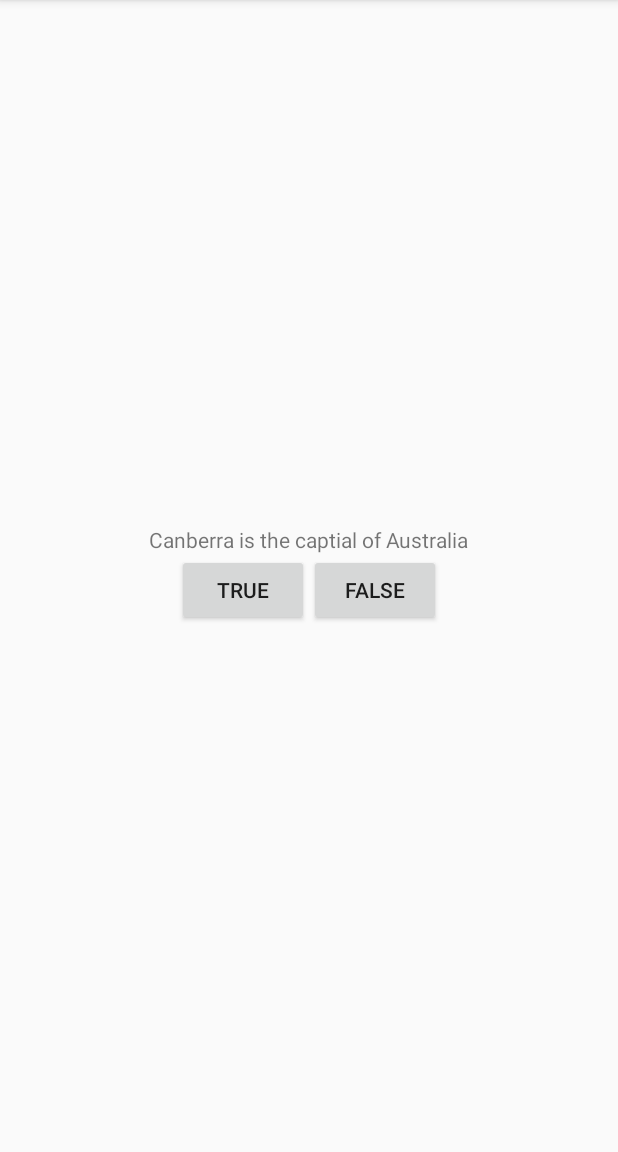
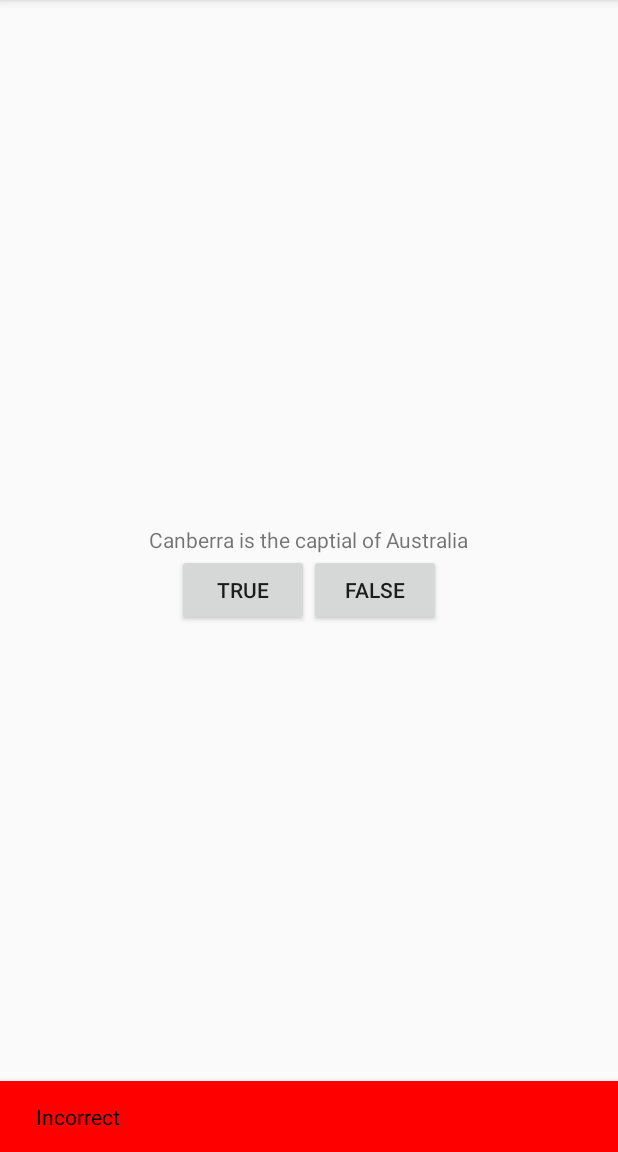
Before and after one commit to eparham207/TrafficLight, an Android app: the screen it shows after launch (MainActivity), after a tap on "FALSE", on a phone screen of 412 x 824 dp, the part 84-1236 px from its top. Run offline under Robolectric (Android 15) with nearby library versions, the phone set to English and light mode, and no system bars; 1 other tap on this screen came first.

Commit message:
GeoQuiz final w/Toast & SnackBar

```diff
--- a/ITC 362/Week 2/GeoQuiz/app/src/main/java/com/parham/msu/geoquiz/MainActivity.kt
+++ b/ITC 362/Week 2/GeoQuiz/app/src/main/java/com/parham/msu/geoquiz/MainActivity.kt
@@ -1,5 +1,6 @@
 package com.parham.msu.geoquiz
 
+import android.graphics.Color
 import androidx.appcompat.app.AppCompatActivity
 import android.os.Bundle
 import android.view.View
@@ -18,7 +19,7 @@ class MainActivity : AppCompatActivity() {
        trueButton = findViewById(R.id.true_button)
             falseButton = findViewById(R.id.False_button)
 
-        trueButton.setOnClickListener{view: View ->
+            /*trueButton.setOnClickListener{view: View ->
                 Toast.makeText(
                     this,
                     R.string.true_button,
@@ -33,6 +34,25 @@ class MainActivity : AppCompatActivity() {
                 Toast.LENGTH_SHORT)
                 .show()
 
+        }*/
+
+        trueButton.setOnClickListener{
+            val snackBar = Snackbar.make(
+                it,
+                "Correct",
+                Snackbar.LENGTH_LONG
+            )
+            snackBar.show()
+        }
+        falseButton.setOnClickListener{
+            val snackBar = Snackbar.make(
+                it,
+                "Incorrect",
+                Snackbar.LENGTH_LONG
+            )
+            snackBar.setTextColor(Color.BLACK)
+            snackBar.setBackgroundTint(Color.RED)
+            snackBar.show()
         }
     }
 }
```
Lines whose indentation alone changed are shown as unchanged.
